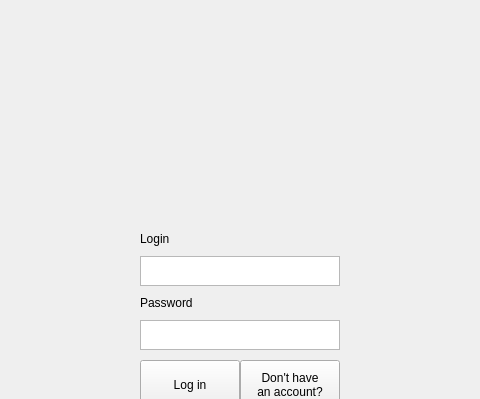
Before: the Qt Designer form task-tracker-frontend/AuthorizationWidget.ui in Unkorunk/task-tracker, drawn with Qt 5; both pictures show x 217 to 697 and y 0 to 399 of the 913 by 643 pixel window.
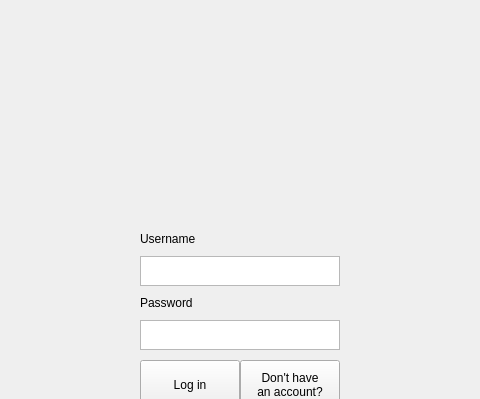
After: the same form once the commit is applied.

The edit to the form file:
```diff
--- a/task-tracker-frontend/AuthorizationWidget.ui
+++ b/task-tracker-frontend/AuthorizationWidget.ui
@@ -94,7 +94,7 @@
          </size>
         </property>
         <property name="text">
-         <string>Login</string>
+         <string>Username</string>
         </property>
        </widget>
       </item>
```
Left out of the diff: 4 changed lines with no effect on the pictures.
